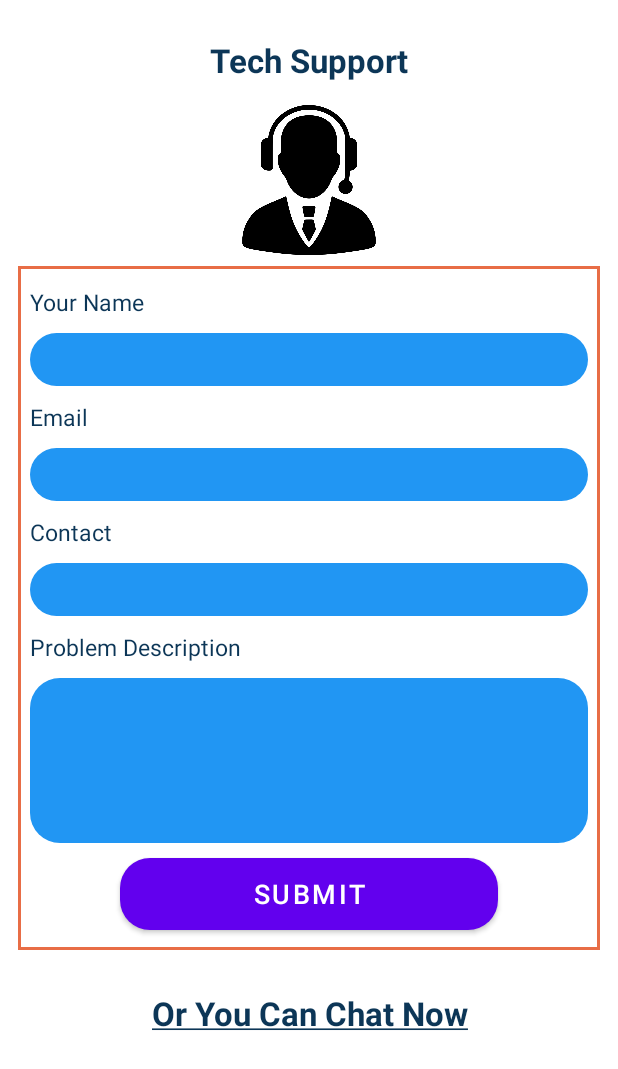
After one commit to mawdud01/AgriGenius, an Android app: the helpcenter screen opened directly, with no data from a screen before it, on a phone screen of 412 x 824 dp. The commit adds this screen. Shown: the top 1069 px of the screen. Run offline under Robolectric (Android 15) with nearby library versions, the phone set to English and light mode, and no system bars.

Commit message:
Initial commit

```diff
--- a/app/src/main/AndroidManifest.xml
+++ b/app/src/main/AndroidManifest.xml
@@ -14,6 +14,9 @@
         android:supportsRtl="true"
         android:theme="@style/Theme.AgriGenius"
         tools:targetApi="31">
+        <activity
+            android:name=".helpcenter"
+            android:exported="false" />
         <activity
             android:name=".profitcalculation.Profitwindow"
             android:exported="false" />
--- a/app/src/main/java/com/example/agrigenius/MainActivity.java
+++ b/app/src/main/java/com/example/agrigenius/MainActivity.java
@@ -1,8 +1,10 @@
 package com.example.agrigenius;
 
+import android.content.DialogInterface;
 import android.content.Intent;
 import android.net.Uri;
 import android.os.Bundle;
+import android.view.KeyEvent;
 import android.view.MenuItem;
 import android.view.View;
 import android.widget.Button;
@@ -11,6 +13,7 @@ import android.widget.TextView;
 import android.widget.Toast;
 
 import androidx.annotation.NonNull;
+import androidx.appcompat.app.AlertDialog;
 import androidx.appcompat.app.AppCompatActivity;
 import androidx.core.view.GravityCompat;
 import androidx.drawerlayout.widget.DrawerLayout;
@@ -44,6 +47,7 @@ public class MainActivity extends AppCompatActivity {
         cropselling=findViewById(R.id.cropselling);
         diseasedetectionbutton=findViewById(R.id.disease);
         Button profitmanage = findViewById(R.id.profitmanage);
+        Button Helpcenter = findViewById(R.id.helpcenter);
 
         profitmanage.setOnClickListener(new View.OnClickListener() {
             @Override
@@ -180,15 +184,44 @@ public class MainActivity extends AppCompatActivity {
             }
         });
 
+
+        Helpcenter.setOnClickListener(new View.OnClickListener() {
+            @Override
+            public void onClick(View view) {
+                Intent intent = new Intent(MainActivity.this, helpcenter.class);
+                startActivity(intent);
+                finish();
+            }
+        });
+
     }
 
 
+    //back button code for exit
     @Override
-    public void onBackPressed() {
-        super.onBackPressed(); // Call the super method to perform the default back action
-        // Additional code to handle the back button action if needed
+    public boolean onKeyDown(int keyCode, KeyEvent event) {
+        if (keyCode == KeyEvent.KEYCODE_BACK) {
+            showExitConfirmation();
+            return true;
+        }
+        return super.onKeyDown(keyCode, event);
     }
 
-
-
+    private void showExitConfirmation() {
+        AlertDialog.Builder alertDialogBuilder = new AlertDialog.Builder(this);
+        alertDialogBuilder.setMessage("Are you sure you want to exit?");
+        alertDialogBuilder.setPositiveButton("Yes", new DialogInterface.OnClickListener() {
+            @Override
+            public void onClick(DialogInterface dialog, int which) {
+                finish(); // Close the app
+            }
+        });
+        alertDialogBuilder.setNegativeButton("No", new DialogInterface.OnClickListener() {
+            @Override
+            public void onClick(DialogInterface dialog, int which) {
+                // Do nothing and keep the app running
+            }
+        });
+        alertDialogBuilder.create().show();
+    }
 }
--- /dev/null
+++ b/app/src/main/java/com/example/agrigenius/helpcenter.java
@@ -0,0 +1,41 @@
+package com.example.agrigenius;
+
+import android.content.Intent;
+import android.net.Uri;
+import android.os.Bundle;
+import android.view.View;
+import android.widget.Toast;
+
+import androidx.appcompat.app.AppCompatActivity;
+
+public class helpcenter extends AppCompatActivity {
+
+    @Override
+    protected void onCreate(Bundle savedInstanceState) {
+        super.onCreate(savedInstanceState);
+        setContentView(R.layout.activity_helpcenter);
+    }
+
+
+    public void openWhatsApp(View view) {
+
+        String phoneNumber = "+8801728776684";
+        String message = "Hello, let's chat!";
+
+        // Create an Intent with the ACTION_VIEW action and a WhatsApp URI
+        Uri uri = Uri.parse("smsto:" + phoneNumber);
+        Intent intent = new Intent(Intent.ACTION_VIEW, uri);
+        intent.putExtra("sms_body", message);
+
+
+        // Set the package
+        intent.setPackage("com.whatsapp");
+
+
+        if (intent.resolveActivity(getPackageManager()) != null) {
+            startActivity(intent);
+        } else {
+            Toast.makeText(this, "WhatsApp is not installed on your phone", Toast.LENGTH_SHORT).show();
+        }
+    }
+}
--- /dev/null
+++ b/app/src/main/res/drawable/border.xml
@@ -0,0 +1,19 @@
+<?xml version="1.0" encoding="utf-8"?>
+<layer-list xmlns:android="http://schemas.android.com/apk/res/android">
+    <!-- Background rectangle with transparent fill -->
+    <item android:drawable="@android:color/transparent" />
+    <!-- Border shape -->
+    <item
+        android:left="2dp"
+    android:right="2dp"
+    android:top="2dp"
+    android:bottom="2dp"
+    >
+    <shape android:shape="rectangle">
+        <stroke
+            android:width="2dp"
+        android:color="#E86D46"
+        />
+    </shape>
+</item>
+    </layer-list>
--- /dev/null
+++ b/app/src/main/res/drawable/circleshapeborder.xml
@@ -0,0 +1,20 @@
+<?xml version="1.0" encoding="utf-8"?>
+<layer-list xmlns:android="http://schemas.android.com/apk/res/android">
+    <!-- Background circle with transparent fill -->
+    <item android:drawable="@android:color/transparent" />
+    <!-- Border shape -->
+    <item
+        android:gravity="center"
+        >
+        <shape android:shape="oval">
+            <stroke
+                android:width="1dp"
+            android:color="#000000"
+            />
+            <size
+                android:width="110dp"
+            android:height="110dp"
+            />
+        </shape>
+    </item>
+</layer-list>
--- /dev/null
+++ b/app/src/main/res/drawable/sky_reactangle.xml
@@ -0,0 +1,6 @@
+<?xml version="1.0" encoding="utf-8"?>
+<shape xmlns:android="http://schemas.android.com/apk/res/android">
+    <solid android:color="#2196F3" /> <!-- White color -->
+    <corners android:radius="20dp" /> <!-- Adjust the radius for rounded corners -->
+    <size android:width="110dp" android:height="40dp" /> <!-- Adjust width and height as needed -->
+</shape>
--- /dev/null
+++ b/app/src/main/res/layout/activity_helpcenter.xml
@@ -0,0 +1,210 @@
+<?xml version="1.0" encoding="utf-8"?>
+<LinearLayout xmlns:android="http://schemas.android.com/apk/res/android"
+    xmlns:app="http://schemas.android.com/apk/res-auto"
+    xmlns:tools="http://schemas.android.com/tools"
+    android:layout_width="match_parent"
+    android:layout_height="match_parent"
+  android:layout_margin="10dp"
+    android:orientation="vertical"
+    tools:context=".helpcenter">
+
+
+    <LinearLayout
+        android:layout_width="match_parent"
+        android:layout_height="wrap_content"
+        android:orientation="vertical"
+        android:layout_gravity="center"
+        >
+    <TextView
+        android:layout_width="match_parent"
+        android:layout_height="wrap_content"
+        android:text="Tech Support"
+        android:textStyle="bold"
+        android:textAlignment="center"
+        android:textSize="22dp"
+        android:textColor="#0C3657"
+        android:layout_margin="15dp"
+
+        ></TextView>
+
+    <ImageView
+        android:layout_width="100dp"
+        android:layout_height="100dp"
+        android:layout_gravity="center"
+        android:src="@drawable/helplinelogo"
+
+
+        ></ImageView>
+
+
+    ></LinearLayout>
+
+
+
+    <LinearLayout
+        android:layout_width="match_parent"
+        android:layout_height="wrap_content"
+        android:orientation="vertical"
+        android:layout_marginTop="5dp"
+       android:background="@drawable/border"
+
+        >
+
+        <LinearLayout
+            android:layout_width="match_parent"
+            android:layout_height="wrap_content"
+            android:orientation="vertical"
+
+            >
+
+            <TextView
+                android:layout_width="match_parent"
+                android:layout_height="wrap_content"
+                android:text="Your Name"
+                android:textSize="15dp"
+                android:textColor="#0C3657"
+                android:paddingLeft="10dp"
+                android:paddingTop="15dp"
+
+                ></TextView>
+
+
+            <EditText
+
+                android:padding="10dp"
+                android:layout_width="match_parent"
+                android:layout_height="35dp"
+                android:inputType="text"
+                android:layout_margin="10dp"
+                android:background="@drawable/sky_reactangle"
+                android:id="@+id/victimname"
+                android:textColor="#0C3657"
+                ></EditText>
+
+        </LinearLayout>
+
+
+
+        <LinearLayout
+            android:layout_width="match_parent"
+            android:layout_height="wrap_content"
+            android:orientation="vertical"
+
+            >
+
+            <TextView
+                android:layout_width="match_parent"
+                android:layout_height="wrap_content"
+                android:text="Email"
+                android:textSize="15dp"
+                android:textColor="#0C3657"
+                android:paddingLeft="10dp"
+                ></TextView>
+
+
+            <EditText
+                android:padding="10dp"
+                android:layout_width="match_parent"
+                android:layout_height="35dp"
+                android:inputType="text"
+                android:layout_margin="10dp"
+                android:background="@drawable/sky_reactangle"
+                android:id="@+id/victimemail"
+                android:textColor="#0C3657"
+                ></EditText>
+
+        </LinearLayout>
+
+
+        <LinearLayout
+            android:layout_width="match_parent"
+            android:layout_height="wrap_content"
+            android:orientation="vertical"
+
+            >
+
+            <TextView
+                android:layout_width="match_parent"
+                android:layout_height="wrap_content"
+                android:text="Contact"
+                android:textSize="15dp"
+                android:textColor="#0C3657"
+                android:paddingLeft="10dp"
+                ></TextView>
+
+
+            <EditText
+                android:padding="10dp"
+                android:layout_width="match_parent"
+                android:layout_height="35dp"
+                android:inputType="text"
+                android:layout_margin="10dp"
+                android:background="@drawable/sky_reactangle"
+                android:id="@+id/victimcontact"
+                android:textColor="#0C3657"
+                ></EditText>
+
+        </LinearLayout>
+
+        <LinearLayout
+            android:layout_width="match_parent"
+            android:layout_height="wrap_content"
+            android:orientation="vertical"
+
+            >
+
+            <TextView
+                android:layout_width="match_parent"
+                android:layout_height="wrap_content"
+                android:text="Problem Description"
+                android:textSize="15dp"
+                android:textColor="#0C3657"
+                android:paddingLeft="10dp"
+                ></TextView>
+
+
+            <EditText
+                android:padding="10dp"
+                android:layout_width="match_parent"
+                android:layout_height="110dp"
+                android:inputType="text"
+                android:layout_margin="10dp"
+                android:background="@drawable/sky_reactangle"
+                android:id="@+id/victimdescription"
+                android:textColor="#0C3657"
+                ></EditText>
+
+        </LinearLayout>
+
+        <Button
+            android:layout_width="match_parent"
+            android:layout_height="wrap_content"
+            android:id="@+id/complainsubmitbutoon"
+            android:layout_marginLeft="70dp"
+            android:layout_marginRight="70dp"
+            android:background="@drawable/white_rectangle"
+            android:text="Submit"
+            android:textSize="18dp"
+            android:layout_marginBottom="15dp"
+            ></Button>
+
+
+
+
+    </LinearLayout>
+
+
+    <TextView
+        android:layout_width="match_parent"
+        android:layout_height="wrap_content"
+        android:text="@string/whatsapp"
+        android:textStyle="bold"
+        android:textAlignment="center"
+        android:textSize="22dp"
+        android:textColor="#0C3657"
+       android:layout_marginTop="25dp"
+        android:clickable="true"
+        android:onClick="openWhatsApp" />
+
+
+</LinearLayout>
--- a/app/src/main/res/layout/activity_main.xml
+++ b/app/src/main/res/layout/activity_main.xml
@@ -249,7 +249,7 @@
 
 
                 <Button
-                    android:id="@+id/crprec"
+                    android:id="@+id/helpcenter"
                     android:layout_width="match_parent"
                     android:layout_height="match_parent"
                     android:layout_margin="10dp"
--- a/app/src/main/res/values/strings.xml
+++ b/app/src/main/res/values/strings.xml
@@ -22,6 +22,8 @@
     <string name="soil_type">Soil Type</string>
     <string name="climate">Climate</string>
     <string name="recomand">Recommend crops</string>
+
+    <string name="whatsapp"><b><u>Or You Can Chat Now</u></b></string>
 
 
     <string name="temperate_loamy_acidic_recommendation_en">Blueberries, Potatoes, Corn</string>
```
Also changed, not shown: app/src/main/res/drawable/helplinelogo.png (added), 1 other file.
